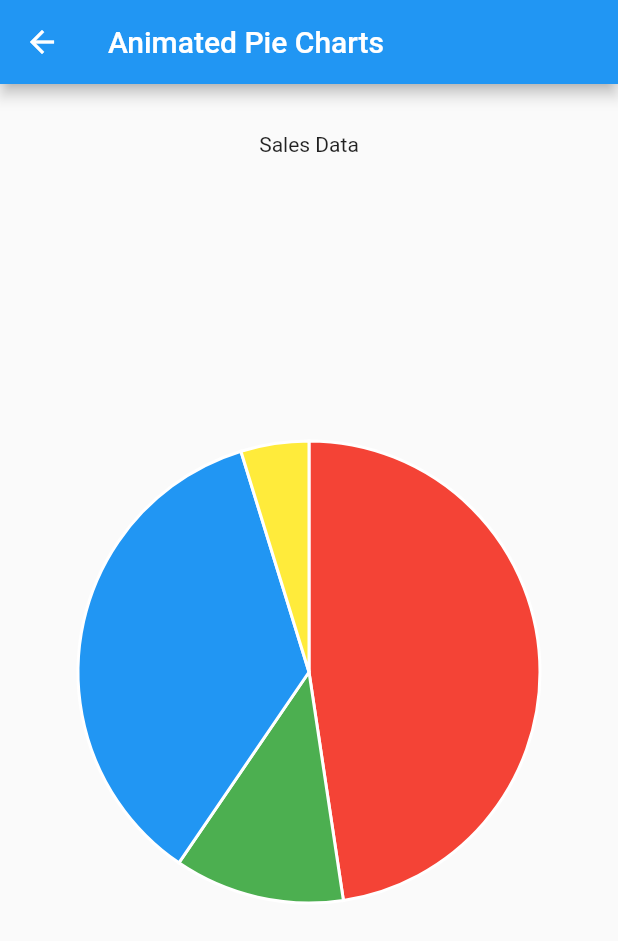
After one commit to shahidbits/flutter_guide, a Flutter app: the ScreenAnimatedPieCharts screen opened by its route, on a phone screen of 412 x 824 dp. The commit adds this screen. Shown: the top 941 px of the screen. Run offline on Flutter 3.47's test engine with Material 2 defaults, Android fonts, the phone set to English and light mode, and no system bars; our stand-ins replace charts_flutter.

Commit message:
Added chart widgets

```diff
--- a/lib/main.dart
+++ b/lib/main.dart
@@ -34,6 +34,9 @@ import 'package:flutter_guide/screens/intermediate/screenExpansionPanel.dart';
 import 'package:flutter_guide/screens/intermediate/screenTabBarView.dart';
 import 'package:flutter_guide/screens/intermediate/screenStepper.dart';
 import 'package:flutter_guide/screens/intermediate/screenGridView.dart';
+import 'package:flutter_guide/screens/intermediate/screenCharts.dart';
+import 'package:flutter_guide/screens/intermediate/screenGroupingData.dart';
+import 'package:flutter_guide/screens/intermediate/screenAnimatedPieCharts.dart';
 
 void main() => runApp(new MyApp());
 
@@ -83,6 +86,10 @@ class MyApp extends StatelessWidget {
         '/TabBarView': (BuildContext context) => new ScreenTabBarView(),
         '/Stepper': (BuildContext context) => new ScreenStepper(),
         '/GridView': (BuildContext context) => new ScreenGridView(),
+        '/Charts': (BuildContext context) => new ScreenCharts(),
+        '/GroupingData': (BuildContext context) => new ScreenGroupingData(),
+        '/AnimatedPieCharts': (BuildContext context) =>
+            new ScreenAnimatedPieCharts(),
       },
       home: new Home(),
     );
--- a/lib/screens/homeIntermediate.dart
+++ b/lib/screens/homeIntermediate.dart
@@ -83,7 +83,7 @@ class HomeIntermediate extends StatelessWidget {
                 new Container(
                   padding: new EdgeInsets.all(10.0),
                   child: new Text(
-                    'Scaffold',
+                    'Charts',
                     style: new TextStyle(
                       fontWeight: FontWeight.bold,
                     ),
@@ -92,9 +92,19 @@ class HomeIntermediate extends StatelessWidget {
                 new Column(
                   children: <Widget>[
                     new RaisedButton(
-                        child: new Text('App Bar'),
+                        child: new Text('Charts'),
                         onPressed: () {
-                          Navigator.of(context).pushNamed('/AppBar');
+                          Navigator.of(context).pushNamed('/Charts');
+                        }),
+                    new RaisedButton(
+                        child: new Text('Grouping Data'),
+                        onPressed: () {
+                          Navigator.of(context).pushNamed('/GroupingData');
+                        }),
+                    new RaisedButton(
+                        child: new Text('Animated Pie Charts'),
+                        onPressed: () {
+                          Navigator.of(context).pushNamed('/AnimatedPieCharts');
                         }),
                   ],
                 ),
--- /dev/null
+++ b/lib/screens/intermediate/screenAnimatedPieCharts.dart
@@ -0,0 +1,71 @@
+import 'package:flutter/material.dart';
+import 'dart:math';
+import 'package:charts_flutter/flutter.dart' as charts;
+
+class ScreenAnimatedPieCharts extends StatefulWidget {
+  @override
+  _State createState() => _State();
+}
+
+class Sales {
+  int year;
+  int sales;
+  charts.Color color;
+
+  Sales(this.year, this.sales, this.color);
+}
+
+class _State extends State<ScreenAnimatedPieCharts> {
+  List<Sales> _data;
+  List<charts.Series<Sales, int>> _chartData;
+
+  _generateData() {
+    _chartData = new List<charts.Series<Sales, int>>();
+    _data = <Sales>[
+      new Sales(0, 100, charts.MaterialPalette.red.shadeDefault),
+      new Sales(1, 25, charts.MaterialPalette.green.shadeDefault),
+      new Sales(2, 75, charts.MaterialPalette.blue.shadeDefault),
+      new Sales(3, 10, charts.MaterialPalette.yellow.shadeDefault),
+    ];
+
+    _chartData.add(new charts.Series(
+        id: 'Sales',
+        data: _data,
+        colorFn: (Sales sales, __) => sales.color,
+        domainFn: (Sales sales, _) => sales.year,
+        measureFn: (Sales sales, _) => sales.sales,
+        fillPatternFn: (_, __) => charts.FillPatternType.solid,
+        displayName: 'sales'));
+  }
+
+  @override
+  void initState() {
+    _generateData();
+  }
+
+  @override
+  Widget build(BuildContext context) {
+    return new Scaffold(
+      appBar: new AppBar(
+        title: new Text('Animated Pie Charts'),
+      ),
+      body: new Center(
+        child: (new Container(
+          padding: EdgeInsets.all(32.0),
+          child: new Column(
+            children: <Widget>[
+              new Text('Sales Data'),
+              new Expanded(
+                child: new charts.PieChart(
+                  _chartData,
+                  animate: true,
+                  animationDuration: new Duration(seconds: 2),
+                ),
+              ),
+            ],
+          ),
+        )),
+      ),
+    );
+  }
+}
--- /dev/null
+++ b/lib/screens/intermediate/screenCharts.dart
@@ -0,0 +1,65 @@
+import 'package:flutter/material.dart';
+import 'dart:math';
+import 'package:charts_flutter/flutter.dart' as charts;
+
+class ScreenCharts extends StatefulWidget {
+  @override
+  _State createState() => _State();
+}
+
+class Sales {
+  String year;
+  int sales;
+
+  Sales(this.year, this.sales);
+}
+
+class _State extends State<ScreenCharts> {
+  List<Sales> _data;
+  List<charts.Series<Sales, String>> _chartData;
+
+  void _generateData() {
+    _data = new List<Sales>();
+    _chartData = new List<charts.Series<Sales, String>>();
+
+    final Random rand = new Random();
+    for (int i = 2010; i < 2020; i++) {
+      _data.add(new Sales(i.toString(), rand.nextInt(1000)));
+    }
+    _chartData.add(new charts.Series(
+        id: 'Sales',
+        colorFn: (_, __) => charts.MaterialPalette.green.shadeDefault,
+        data: _data,
+        domainFn: (Sales sales, _) => sales.year,
+        measureFn: (Sales sales, _) => sales.sales,
+        fillPatternFn: (_, __) => charts.FillPatternType.solid,
+        displayName: 'sales'));
+  }
+
+  @override
+  void initState() {
+    _generateData();
+  }
+
+  @override
+  Widget build(BuildContext context) {
+    return new Scaffold(
+      appBar: new AppBar(
+        title: new Text('Charts'),
+      ),
+      body: new Center(
+        child: (new Container(
+          padding: EdgeInsets.all(32.0),
+          child: new Column(
+            children: <Widget>[
+              new Text('Sales Data'),
+              new Expanded(
+                child: new charts.BarChart(_chartData),
+              ),
+            ],
+          ),
+        )),
+      ),
+    );
+  }
+}
--- /dev/null
+++ b/lib/screens/intermediate/screenGroupingData.dart
@@ -0,0 +1,81 @@
+import 'package:flutter/material.dart';
+import 'dart:math';
+import 'package:charts_flutter/flutter.dart' as charts;
+
+class ScreenGroupingData extends StatefulWidget {
+  @override
+  _State createState() => _State();
+}
+
+class Sales {
+  String year;
+  int sales;
+
+  Sales(this.year, this.sales);
+}
+
+class _State extends State<ScreenGroupingData> {
+  List<Sales> _laptops;
+  List<Sales> _desktops;
+  List<charts.Series<Sales, String>> _chartData;
+
+  _generateData() {
+    _laptops = new List<Sales>();
+    _desktops = new List<Sales>();
+    _chartData = new List<charts.Series<Sales, String>>();
+
+    final Random rand = new Random();
+    for (int i = 2016; i < 2020; i++) {
+      _laptops.add(new Sales(i.toString(), rand.nextInt(1000)));
+      _desktops.add(new Sales(i.toString(), rand.nextInt(1000)));
+    }
+
+    _chartData.add(new charts.Series(
+        id: 'Sales',
+        colorFn: (_, __) => charts.MaterialPalette.green.shadeDefault,
+        data: _laptops,
+        domainFn: (Sales sales, _) => sales.year,
+        measureFn: (Sales sales, _) => sales.sales,
+        fillPatternFn: (_, __) => charts.FillPatternType.solid,
+        displayName: 'sales'));
+
+    _chartData.add(new charts.Series(
+        id: 'Sales',
+        colorFn: (_, __) => charts.MaterialPalette.red.shadeDefault,
+        data: _desktops,
+        domainFn: (Sales sales, _) => sales.year,
+        measureFn: (Sales sales, _) => sales.sales,
+        fillPatternFn: (_, __) => charts.FillPatternType.solid,
+        displayName: 'sales'));
+  }
+
+  @override
+  void initState() {
+    _generateData();
+  }
+
+  @override
+  Widget build(BuildContext context) {
+    return new Scaffold(
+      appBar: new AppBar(
+        title: new Text('Grouping Data'),
+      ),
+      body: new Center(
+        child: (new Container(
+          padding: EdgeInsets.all(32.0),
+          child: new Column(
+            children: <Widget>[
+              new Text('Sales Data'),
+              new Expanded(
+                child: new charts.BarChart(
+                  _chartData,
+                  vertical: false,
+                ),
+              ),
+            ],
+          ),
+        )),
+      ),
+    );
+  }
+}
--- a/pubspec.yaml
+++ b/pubspec.yaml
@@ -24,6 +24,7 @@ dependencies:
   # Use with the CupertinoIcons class for iOS style icons.
   cupertino_icons: ^0.1.2
   http: any
+  charts_flutter: any
 
 dev_dependencies:
   flutter_test:
```
Also changed, not shown: pubspec.lock.
